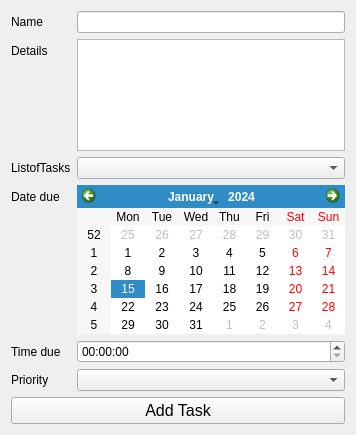
First picture: the form in Presentation/TasksWidgets/AddTaskWidget.ui, repository TarcaAndrei/NotesApp, before the edit.
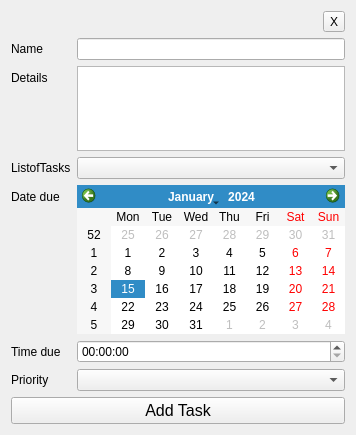
Second picture: the form after the edit.

Commit message: Added notifications for due tasks

```diff
--- a/Presentation/TasksWidgets/AddTaskWidget.ui
+++ b/Presentation/TasksWidgets/AddTaskWidget.ui
@@ -16,7 +16,7 @@
   <layout class="QGridLayout" name="gridLayout_2">
    <item row="0" column="0" rowspan="2" colspan="2">
     <layout class="QGridLayout" name="gridLayout">
-     <item row="0" column="0">
+     <item row="1" column="0">
       <layout class="QFormLayout" name="formLayout">
        <item row="0" column="0">
         <widget class="QLabel" name="nameLabel">
@@ -80,6 +80,13 @@
        </item>
       </layout>
      </item>
+     <item row="0" column="0" alignment="Qt::AlignRight">
+      <widget class="QToolButton" name="closeButton">
+       <property name="text">
+        <string>X</string>
+       </property>
+      </widget>
+     </item>
     </layout>
    </item>
    <item row="2" column="0" colspan="2">
```
The commit also changes 17 other files.
